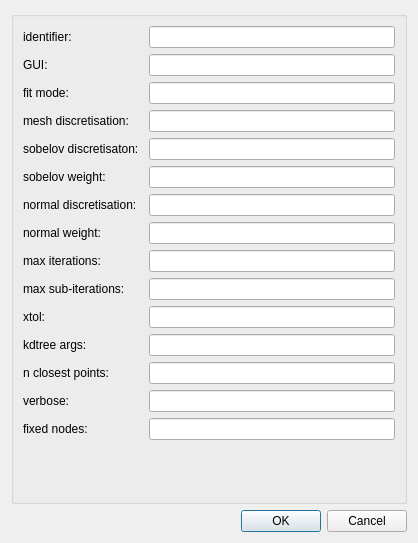
The window that fieldworkpcmeshfittingstep/qt/configuredialog.ui (mapclient-plugins/fieldworkpcmeshfittingstep) describes before a commit, drawn with Qt 5.
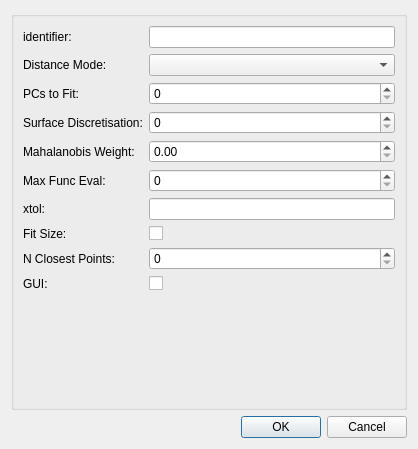
The same window after the commit.

Commit message: xtol and n closest points options passed to obj maker. removed dependence on fst. updated ui files (not pyside'd)

What changed in the file:
```diff
--- a/fieldworkpcmeshfittingstep/qt/configuredialog.ui
+++ b/fieldworkpcmeshfittingstep/qt/configuredialog.ui
@@ -7,7 +7,7 @@
     <x>0</x>
     <y>0</y>
     <width>418</width>
-    <height>543</height>
+    <height>449</height>
    </rect>
   </property>
   <property name="windowTitle">
@@ -30,6 +30,9 @@
       <string/>
      </property>
      <layout class="QFormLayout" name="formLayout">
+      <property name="fieldGrowthPolicy">
+       <enum>QFormLayout::AllNonFixedFieldsGrow</enum>
+      </property>
       <item row="0" column="0">
        <widget class="QLabel" name="label0">
         <property name="text">
@@ -40,145 +43,103 @@
       <item row="0" column="1">
        <widget class="QLineEdit" name="lineEdit0"/>
       </item>
+      <item row="2" column="0">
+       <widget class="QLabel" name="label9">
+        <property name="text">
+         <string>Distance Mode:</string>
+        </property>
+       </widget>
+      </item>
+      <item row="2" column="1">
+       <widget class="QComboBox" name="comboBoxDistanceMode"/>
+      </item>
       <item row="3" column="0">
        <widget class="QLabel" name="label1">
         <property name="text">
-         <string>mesh discretisation:  </string>
+         <string>PCs to Fit:</string>
         </property>
        </widget>
       </item>
-      <item row="3" column="1">
-       <widget class="QLineEdit" name="lineEdit1"/>
-      </item>
       <item row="4" column="0">
        <widget class="QLabel" name="label2">
         <property name="text">
-         <string>sobelov discretisaton:</string>
+         <string>Surface Discretisation:</string>
         </property>
        </widget>
       </item>
-      <item row="4" column="1">
-       <widget class="QLineEdit" name="lineEdit2"/>
-      </item>
       <item row="5" column="0">
        <widget class="QLabel" name="label3">
         <property name="text">
-         <string>sobelov weight:  </string>
+         <string>Mahalanobis Weight:</string>
         </property>
        </widget>
       </item>
-      <item row="5" column="1">
-       <widget class="QLineEdit" name="lineEdit3"/>
-      </item>
       <item row="6" column="0">
        <widget class="QLabel" name="label4">
         <property name="text">
-         <string>normal discretisation:  </string>
+         <string>Max Func Eval:</string>
         </property>
        </widget>
       </item>
-      <item row="6" column="1">
-       <widget class="QLineEdit" name="lineEdit4"/>
-      </item>
       <item row="7" column="0">
        <widget class="QLabel" name="label5">
         <property name="text">
-         <string>normal weight:  </string>
+         <string>xtol:</string>
         </property>
        </widget>
       </item>
-      <item row="7" column="1">
-       <widget class="QLineEdit" name="lineEdit5"/>
-      </item>
-      <item row="9" column="0">
-       <widget class="QLabel" name="label6">
-        <property name="text">
-         <string>max sub-iterations:  </string>
-        </property>
-       </widget>
-      </item>
-      <item row="9" column="1">
-       <widget class="QLineEdit" name="lineEdit6"/>
-      </item>
-      <item row="10" column="0">
-       <widget class="QLabel" name="label7">
-        <property name="text">
-         <string>xtol:  </string>
-        </property>
-       </widget>
-      </item>
-      <item row="10" column="1">
-       <widget class="QLineEdit" name="lineEdit7"/>
-      </item>
       <item row="8" column="0">
        <widget class="QLabel" name="label8">
         <property name="text">
-         <string>max iterations:  </string>
+         <string>Fit Size:</string>
         </property>
        </widget>
       </item>
-      <item row="8" column="1">
-       <widget class="QLineEdit" name="lineEdit8"/>
-      </item>
-      <item row="2" column="0">
-       <widget class="QLabel" name="label9">
-        <property name="text">
-         <string>fit mode:  </string>
-        </property>
-       </widget>
-      </item>
-      <item row="2" column="1">
-       <widget class="QLineEdit" name="lineEdit9"/>
-      </item>
-      <item row="11" column="1">
-       <widget class="QLineEdit" name="lineEdit11"/>
-      </item>
-      <item row="11" column="0">
-       <widget class="QLabel" name="label11">
-        <property name="text">
-         <string>kdtree args:  </string>
-        </property>
-       </widget>
-      </item>
-      <item row="12" column="1">
-       <widget class="QLineEdit" name="lineEdit10"/>
-      </item>
-      <item row="12" column="0">
+      <item row="9" column="0">
        <widget class="QLabel" name="label10">
         <property name="text">
-         <string>n closest points:  </string>
+         <string>N Closest Points:  </string>
         </property>
        </widget>
       </item>
-      <item row="13" column="1">
-       <widget class="QLineEdit" name="lineEdit12"/>
-      </item>
-      <item row="13" column="0">
-       <widget class="QLabel" name="label12">
-        <property name="text">
-         <string>verbose:  </string>
-        </property>
-       </widget>
-      </item>
-      <item row="14" column="1">
-       <widget class="QLineEdit" name="lineEdit13"/>
-      </item>
-      <item row="14" column="0">
-       <widget class="QLabel" name="label13">
-        <property name="text">
-         <string>fixed nodes:  </string>
-        </property>
-       </widget>
-      </item>
-      <item row="1" column="0">
+      <item row="10" column="0">
        <widget class="QLabel" name="label14">
         <property name="text">
          <string>GUI:</string>
         </property>
        </widget>
       </item>
-      <item row="1" column="1">
-       <widget class="QLineEdit" name="lineEdit14"/>
+      <item row="10" column="1">
+       <widget class="QCheckBox" name="checkBoxGUI">
+        <property name="text">
+         <string/>
+        </property>
+       </widget>
+      </item>
+      <item row="8" column="1">
+       <widget class="QCheckBox" name="checkBox">
+        <property name="text">
+         <string/>
+        </property>
+       </widget>
+      </item>
+      <item row="3" column="1">
+       <widget class="QSpinBox" name="spinBox"/>
+      </item>
+      <item row="4" column="1">
+       <widget class="QSpinBox" name="spinBox_2"/>
+      </item>
+      <item row="5" column="1">
+       <widget class="QDoubleSpinBox" name="doubleSpinBox"/>
+      </item>
+      <item row="6" column="1">
+       <widget class="QSpinBox" name="spinBox_3"/>
+      </item>
+      <item row="9" column="1">
+       <widget class="QSpinBox" name="spinBox_5"/>
+      </item>
+      <item row="7" column="1">
+       <widget class="QLineEdit" name="lineEdit"/>
       </item>
      </layout>
     </widget>
```
The commit also changes 2 other files.
